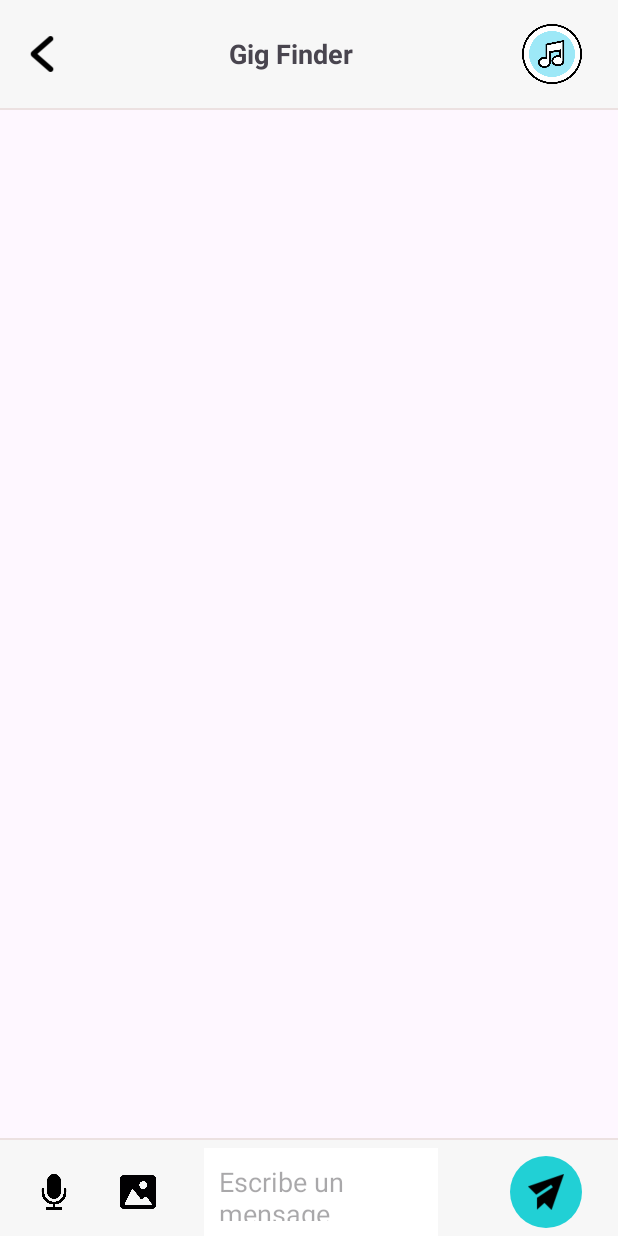
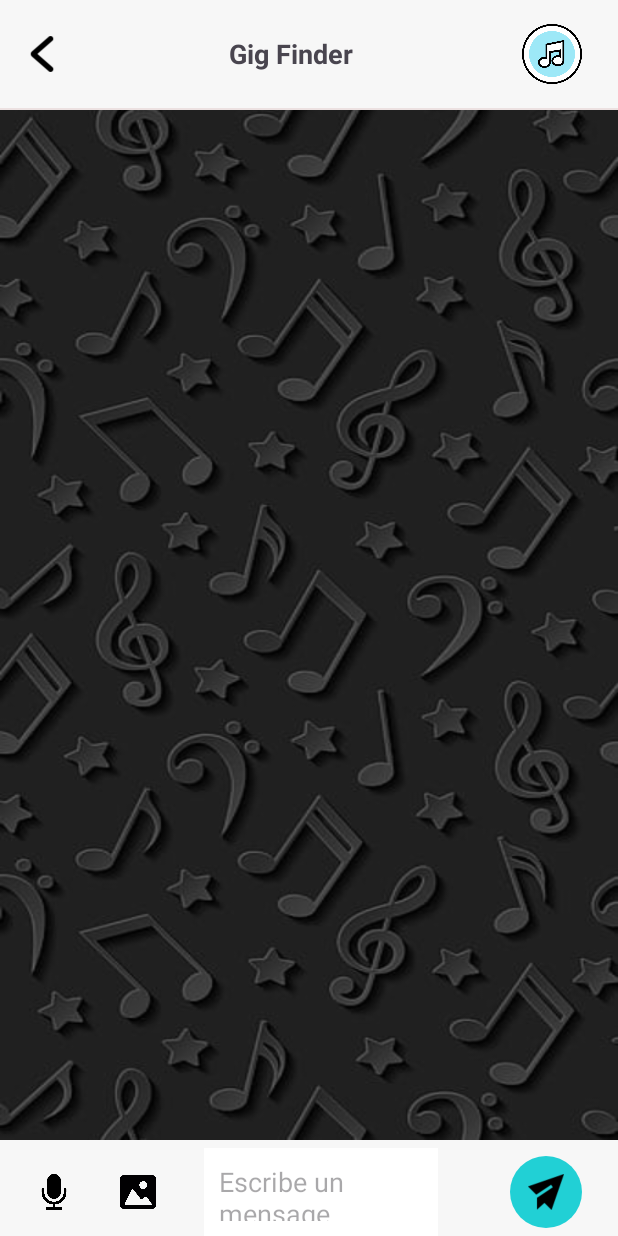
Before and after one commit to JoseManuelBarco/GigFinder, an Android app: the ChatActivity screen opened directly, with no data from a screen before it, on a phone screen of 412 x 824 dp. Run offline under Robolectric (Android 15) with nearby library versions, the phone set to English and light mode, and no system bars.

Commit message:
add chats background

```diff
--- a/app/src/main/res/layout/activity_chat.xml
+++ b/app/src/main/res/layout/activity_chat.xml
@@ -66,6 +66,7 @@
         android:id="@+id/messagesList"
         android:layout_width="match_parent"
         android:layout_height="0dp"
+        android:background="@drawable/gigfinder_chats_bg_2"
         app:layout_constraintTop_toBottomOf="@id/topBar"
         app:layout_constraintBottom_toTopOf="@id/bottomBar"
         android:padding="8dp" />
```
Also changed, not shown: app/src/main/res/drawable/gigfinder_chats_bg.jpg (added), app/src/main/res/drawable/gigfinder_chats_bg_2.jpg (added).
